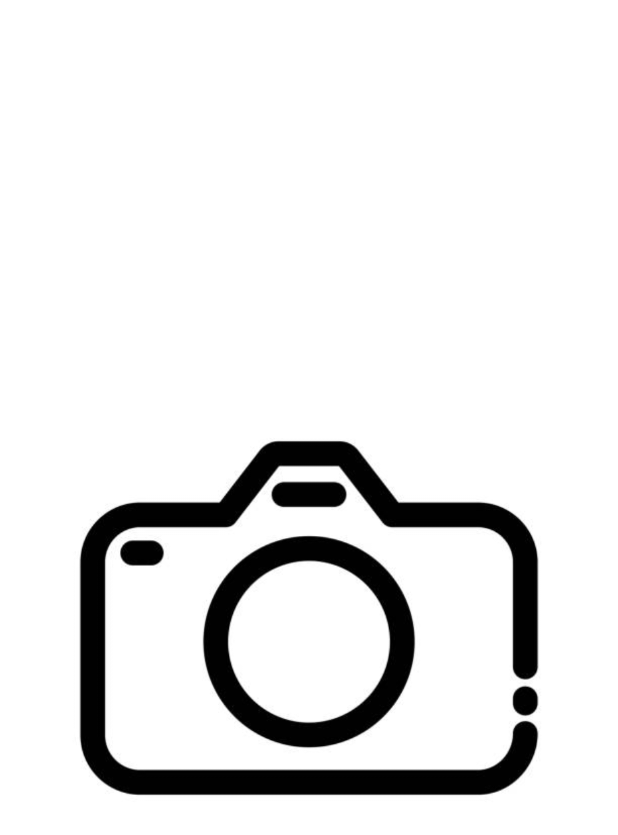
After one commit to shopper197/Easy-Parking, an Android app: the immagineFullScreen screen opened directly, with no data from a screen before it, on a phone screen of 412 x 824 dp. The commit adds this screen. Shown: the top 835 px of the screen. Run offline under Robolectric (Android 15) with nearby library versions, the phone set to English and light mode, and no system bars.

Commit message:
update immagine fullscreen

```diff
--- a/app/src/main/java/com/example/easyparking/ParkingActivity2.kt
+++ b/app/src/main/java/com/example/easyparking/ParkingActivity2.kt
@@ -304,4 +304,6 @@ class ParkingActivity2 : AppCompatActivity() {
         }
         return directory.getAbsolutePath()
     }
-    }
+
+
+}
--- /dev/null
+++ b/app/src/main/java/com/example/easyparking/immagineFullScreen.kt
@@ -0,0 +1,46 @@
+package com.example.easyparking
+
+import android.content.Intent
+import android.graphics.Bitmap
+import android.graphics.BitmapFactory
+import android.media.Image
+import androidx.appcompat.app.AppCompatActivity
+import android.os.Bundle
+import android.view.View
+import android.widget.ImageView
+import java.io.File
+import java.io.FileInputStream
+import java.io.FileNotFoundException
+
+class immagineFullScreen : AppCompatActivity() {
+    var pathing:String=""
+    lateinit var image: Bitmap
+    lateinit var fullScreenImage:ImageView
+    override fun onCreate(savedInstanceState: Bundle?) {
+        super.onCreate(savedInstanceState)
+        setContentView(R.layout.full_screen)
+        fullScreenImage=findViewById(R.id.fullScreenImage)
+        loadImage()
+    }
+
+    private fun loadImage() {
+        val SharedPreferences = getSharedPreferences("variabili", MODE_PRIVATE)
+        pathing= SharedPreferences.getString("path","not found")!!
+        try {
+            val f = File(pathing, "profile.jpg")
+            ParkingCheck.b = BitmapFactory.decodeStream(FileInputStream(f))
+
+            fullScreenImage.setImageBitmap(ParkingCheck.b)
+        } catch (e: FileNotFoundException) {
+            e.printStackTrace()
+        }
+
+
+    }
+
+    fun closeFullScreen(view: View) {
+        startActivity(
+            Intent(this,
+                ParkingCheck::class.java))
+    }
+}
--- /dev/null
+++ b/app/src/main/res/layout/full_screen.xml
@@ -0,0 +1,18 @@
+<?xml version="1.0" encoding="utf-8"?>
+<androidx.constraintlayout.widget.ConstraintLayout xmlns:android="http://schemas.android.com/apk/res/android"
+    xmlns:app="http://schemas.android.com/apk/res-auto"
+    xmlns:tools="http://schemas.android.com/tools"
+    android:layout_width="match_parent"
+    android:layout_height="match_parent"
+    tools:context=".immagineFullScreen">
+
+    <ImageView
+        android:id="@+id/fullScreenImage"
+        android:layout_width="match_parent"
+        android:layout_height="match_parent"
+        android:onClick="closeFullScreen"
+        app:srcCompat="@drawable/fotocamera"
+        tools:ignore="SpeakableTextPresentCheck"
+        tools:layout_editor_absoluteX="0dp"
+        tools:layout_editor_absoluteY="0dp" />
+</androidx.constraintlayout.widget.ConstraintLayout>
--- a/app/src/main/res/values/strings.xml
+++ b/app/src/main/res/values/strings.xml
@@ -10,4 +10,6 @@
 
     <string name="hello_first_fragment">Hello first fragment</string>
     <string name="hello_second_fragment">Hello second fragment. Arg: %1$s</string>
+
+    <string name="hello_blank_fragment">Hello blank fragment</string>
 </resources>
```
Also changed, not shown: app/src/main/AndroidManifest.xml (+5 -2 lines), app/src/main/java/com/example/easyparking/ParkingCheck.kt (+21 -5 lines), app/src/main/res/layout/activity_parking_check.xml (+10 -7 lines).
